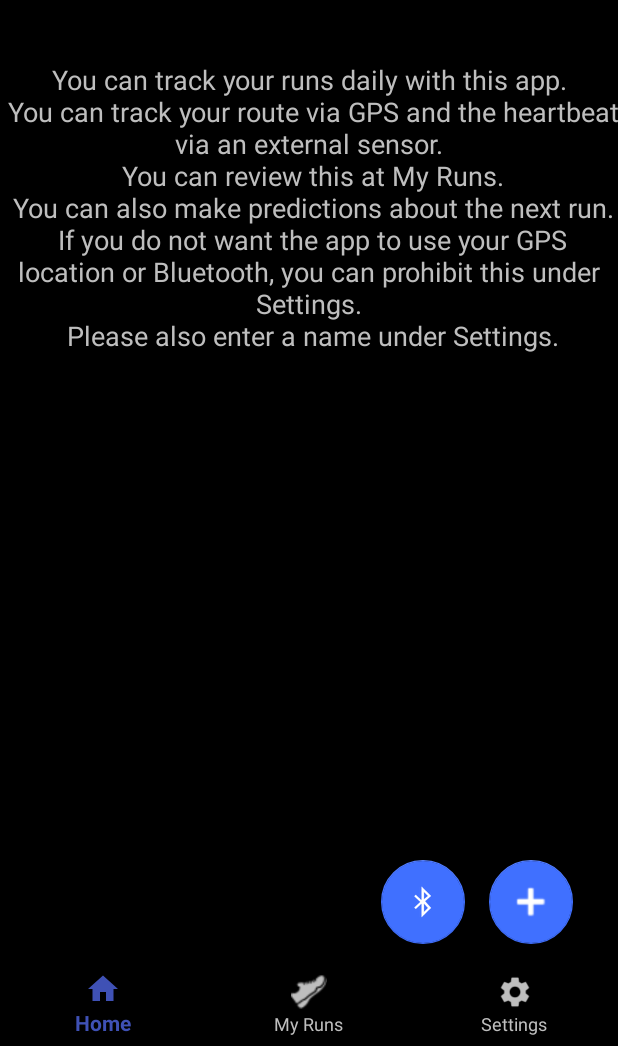
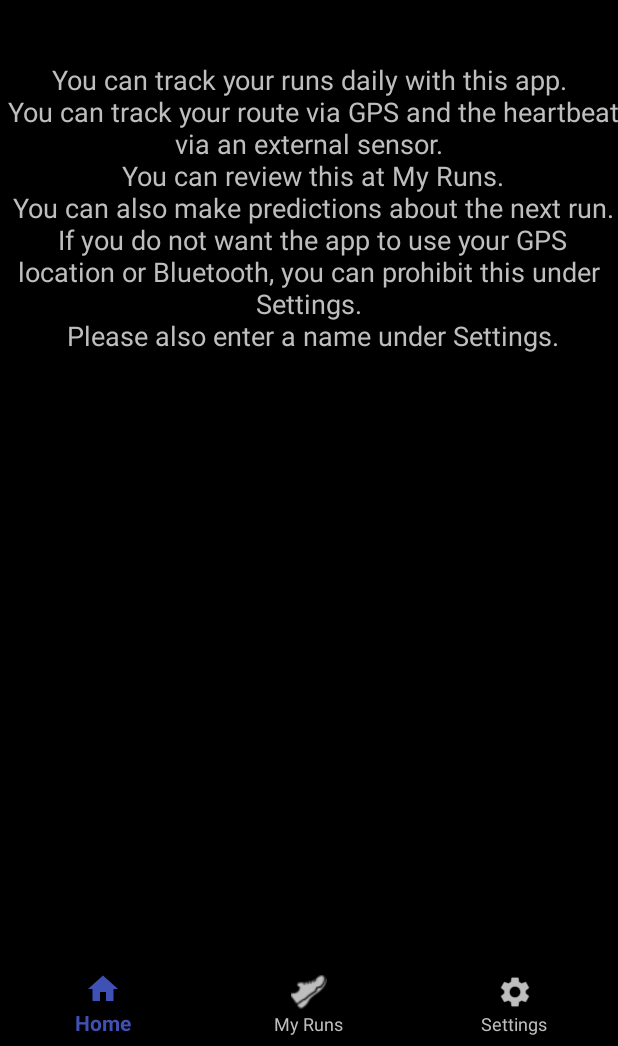
Before and after one commit to JoKraken/SBMA_FinalProject, an Android app: the screen it shows after launch (MainActivity), on a phone screen of 412 x 824 dp, the part 190-1236 px from its top. Run offline under Robolectric (Android 15) with nearby library versions, the phone set to English and light mode, and no system bars; our stand-ins replace Room's generated code.

Commit message:
fixed new run bug

```diff
--- a/app/src/main/java/com/example/johanna/runis/Home/FragmentHomeFirst.kt
+++ b/app/src/main/java/com/example/johanna/runis/Home/FragmentHomeFirst.kt
@@ -16,8 +16,6 @@ class FragmentHomeFirst : Fragment() {
 
     interface FragmentHomeFirstListener {
         fun onSwipeLeftHomeFirst()
-        fun newRunFirst()
-        fun connectBTFirst()
     }
 
     override fun onCreateView(inflater: LayoutInflater, container: ViewGroup?, savedInstanceState: Bundle?): View? {
@@ -31,15 +29,6 @@ class FragmentHomeFirst : Fragment() {
             }
         })
 
-        val add = rootView.findViewById<FloatingActionButton>(R.id.add)
-        val bt = rootView.findViewById<FloatingActionButton>(R.id.startBlueTooth)
-        add.setOnClickListener {
-            activityCallBack!!.newRunFirst()
-        }
-        bt.setOnClickListener {
-            activityCallBack!!.connectBTFirst()
-        }
-
         return rootView
     }
 
--- a/app/src/main/res/layout/fragment_home_first.xml
+++ b/app/src/main/res/layout/fragment_home_first.xml
@@ -26,25 +26,15 @@
         android:text="@string/title_home_first_text"
         android:textSize="18sp" />
 
-    <android.support.design.widget.FloatingActionButton
-        android:id="@+id/startBlueTooth"
-        android:layout_width="wrap_content"
-        android:layout_height="wrap_content"
-        android:layout_alignTop="@+id/add"
-        android:layout_marginEnd="16dp"
-        android:layout_toStartOf="@+id/add"
-        android:clickable="true"
-        app:srcCompat="@android:drawable/stat_sys_data_bluetooth" />
-
-    <android.support.design.widget.FloatingActionButton
-        android:id="@+id/add"
-        android:layout_width="wrap_content"
-        android:layout_height="wrap_content"
-        android:layout_alignParentBottom="true"
-        android:layout_alignParentEnd="true"
-        android:layout_marginBottom="68dp"
-        android:layout_marginEnd="30dp"
-        android:clickable="true"
-        app:srcCompat="@drawable/ic_plus" />
+    <!--<android.support.design.widget.FloatingActionButton-->
+        <!--android:id="@+id/add"-->
+        <!--android:layout_width="wrap_content"-->
+        <!--android:layout_height="wrap_content"-->
+        <!--android:layout_alignParentBottom="true"-->
+        <!--android:layout_alignParentEnd="true"-->
+        <!--android:layout_marginBottom="68dp"-->
+        <!--android:layout_marginEnd="30dp"-->
+        <!--android:clickable="true"-->
+        <!--app:srcCompat="@drawable/ic_plus" />-->
 
 </RelativeLayout>
--- a/app/src/main/res/values/strings.xml
+++ b/app/src/main/res/values/strings.xml
@@ -46,5 +46,6 @@
     <string name="runDetails">To delete this run, please click on the button in the bottom left corner.</string>
     <string name="delete_Toast">The run has been deleted</string>
     <string name="main_Toast_noRunDetails">You are running this run, so you can not see the details</string>
+    <string name="main_Toast_noRun">You are running this run, so you can not start a new run</string>
 
 </resources>
```
Also changed, not shown: app/src/main/java/com/example/johanna/runis/Home/FragmentHome.kt (+0 -10 lines), app/src/main/java/com/example/johanna/runis/MainActivity.kt (+16 -24 lines), app/src/main/java/com/example/johanna/runis/MyRuns/FragmentMyRuns.kt (+7 -0 lines), app/src/main/res/layout/fragment_home.xml (+16 -29 lines), app/src/main/res/layout/fragment_myruns.xml (+12 -0 lines), app/src/main/res/layout/fragment_newrun.xml (+2 -13 lines).
